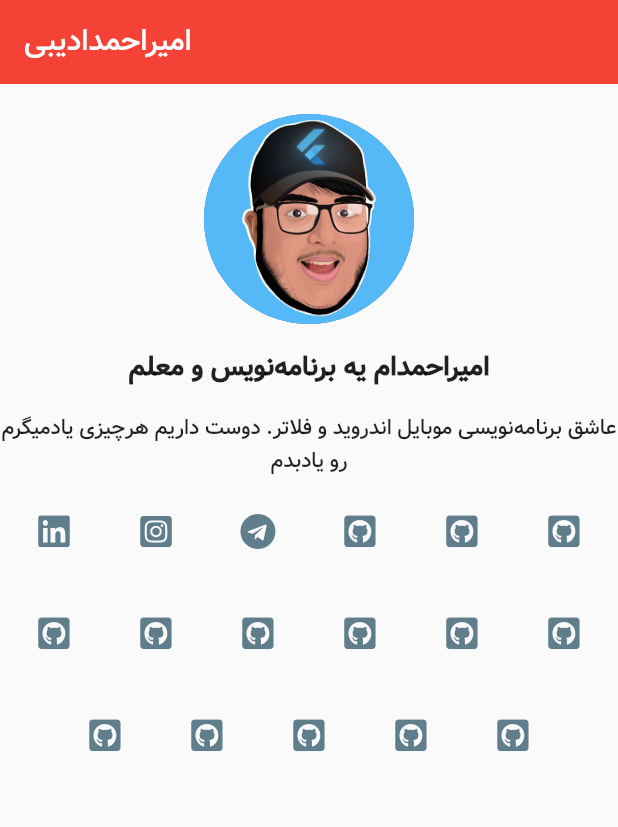
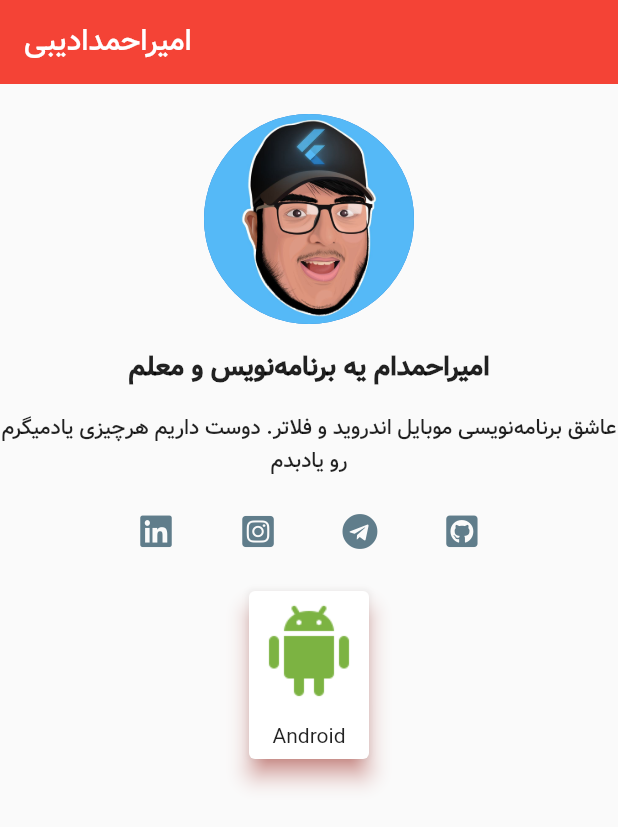
Before and after one commit to amirahmadadibi/expert_flutter_cv_app, a Flutter app: the screen it shows after launch, on a phone screen of 412 x 824 dp. Shown: the top 827 px of the screen. Run offline on Flutter 3.47's test engine with Material 2 defaults, Android fonts, the phone set to English and light mode, and no system bars; our stand-ins replace font_awesome_flutter.

Commit message:
week4 E19 cardWidgetAndChalnge

```diff
--- a/lib/main.dart
+++ b/lib/main.dart
@@ -65,7 +65,9 @@ class Application extends StatelessWidget {
         SizedBox(
           height: 12,
         ),
-        _getRowIcons()
+        _getRowIcons(),
+        SizedBox(height: 12),
+        _getSkillLables()
       ],
     );
   }
@@ -95,73 +97,30 @@ class Application extends StatelessWidget {
           onPressed: () {},
           icon: FaIcon(FontAwesomeIcons.githubSquare),
           color: Colors.blueGrey,
-        ),
-        IconButton(
-          onPressed: () {},
-          icon: FaIcon(FontAwesomeIcons.githubSquare),
-          color: Colors.blueGrey,
-        ),
-        IconButton(
-          onPressed: () {},
-          icon: FaIcon(FontAwesomeIcons.githubSquare),
-          color: Colors.blueGrey,
-        ),
-        IconButton(
-          onPressed: () {},
-          icon: FaIcon(FontAwesomeIcons.githubSquare),
-          color: Colors.blueGrey,
-        ),
-        IconButton(
-          onPressed: () {},
-          icon: FaIcon(FontAwesomeIcons.githubSquare),
-          color: Colors.blueGrey,
-        ),
-        IconButton(
-          onPressed: () {},
-          icon: FaIcon(FontAwesomeIcons.githubSquare),
-          color: Colors.blueGrey,
-        ),
-        IconButton(
-          onPressed: () {},
-          icon: FaIcon(FontAwesomeIcons.githubSquare),
-          color: Colors.blueGrey,
-        ),
-        IconButton(
-          onPressed: () {},
-          icon: FaIcon(FontAwesomeIcons.githubSquare),
-          color: Colors.blueGrey,
-        ),
-        IconButton(
-          onPressed: () {},
-          icon: FaIcon(FontAwesomeIcons.githubSquare),
-          color: Colors.blueGrey,
-        ),
-        IconButton(
-          onPressed: () {},
-          icon: FaIcon(FontAwesomeIcons.githubSquare),
-          color: Colors.blueGrey,
-        ),
-        IconButton(
-          onPressed: () {},
-          icon: FaIcon(FontAwesomeIcons.githubSquare),
-          color: Colors.blueGrey,
-        ),
-        IconButton(
-          onPressed: () {},
-          icon: FaIcon(FontAwesomeIcons.githubSquare),
-          color: Colors.blueGrey,
-        ),
-        IconButton(
-          onPressed: () {},
-          icon: FaIcon(FontAwesomeIcons.githubSquare),
-          color: Colors.blueGrey,
-        ),
-        IconButton(
-          onPressed: () {},
-          icon: FaIcon(FontAwesomeIcons.githubSquare),
-          color: Colors.blueGrey,
-        ),
+        )
       ],
     );
   }
+
+  Widget _getSkillLables() {
+    return Card(
+      elevation: 6,
+      shadowColor: Colors.red,
+      child: Column(
+        children: [
+          Container(
+            height: 80.0,
+            width: 80.0,
+            child: Image(
+              image: AssetImage('images/android.png'),
+            ),
+          ),
+          Padding(
+            padding: EdgeInsets.all(8),
+            child: Text('Android'),
+          )
+        ],
+      ),
+    );
+  }
 }
```
Also changed, not shown: images/android.png (added), images/dart.png (added), images/flutter.png (added), images/java.png (added), images/kotlin.png (added).
